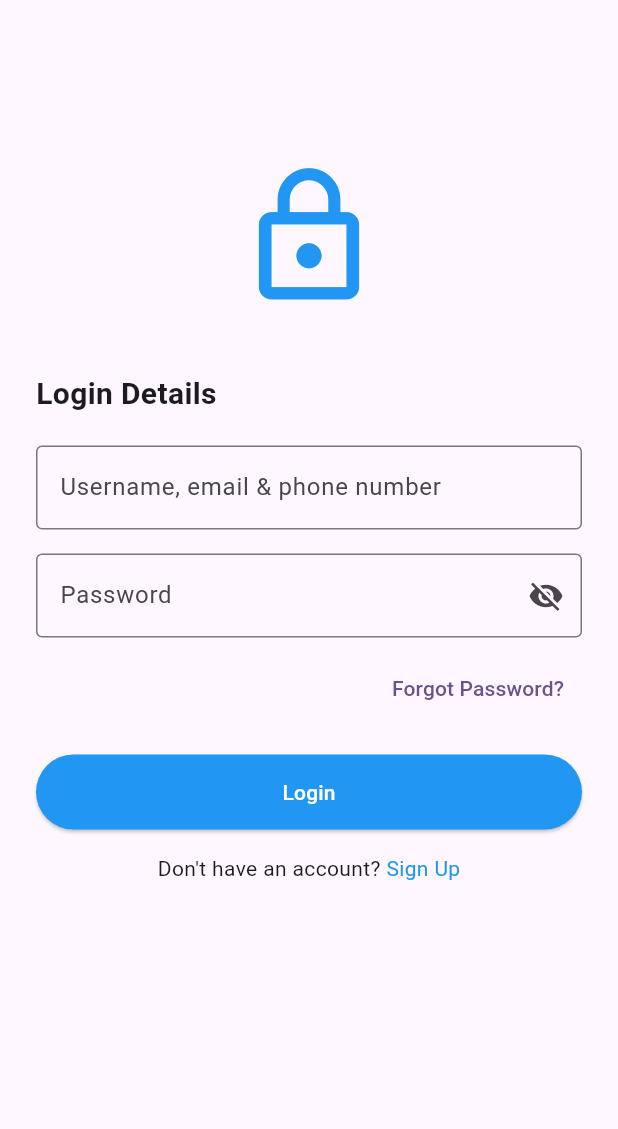
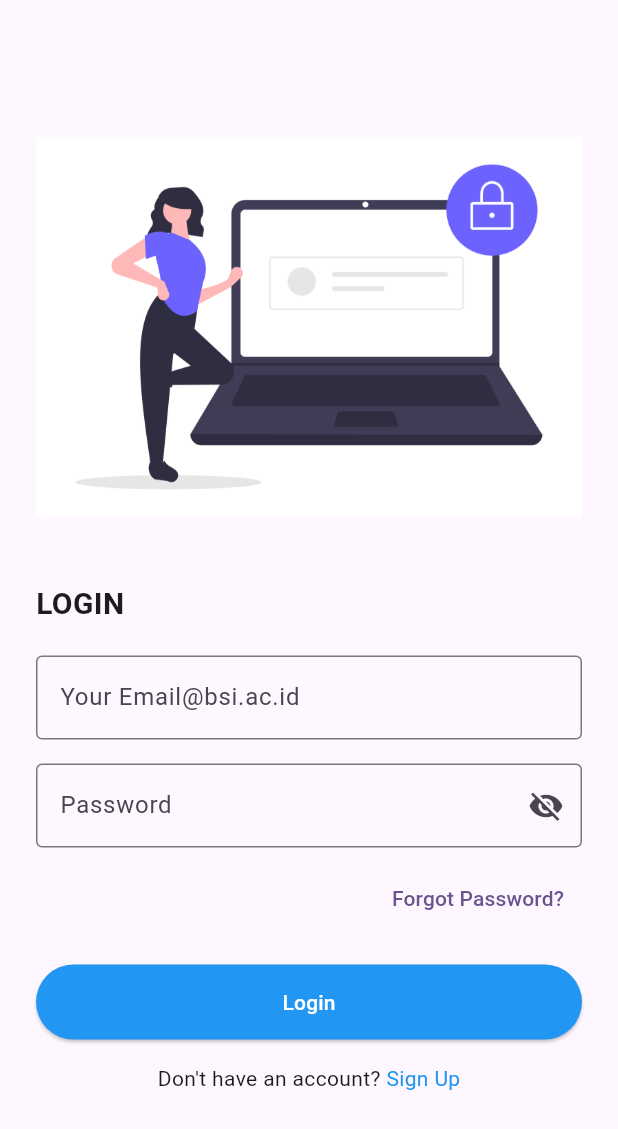
Before and after one commit to Varuez/Mobile-Programming-Project, a Flutter app: the screen it shows after launch, on a phone screen of 412 x 824 dp. Shown: the top 1129 px of the screen. Run offline on Flutter 3.47's test engine with Material 3 defaults, Android fonts, the phone set to English and light mode, and no system bars; our stand-ins replace sqflite; accounts and stored records are empty; project files that could hold a hidden picture were left out.

Commit message:
Commit update

```diff
--- /dev/null
+++ b/devtools_options.yaml
@@ -0,0 +1,3 @@
+description: This file stores settings for Dart & Flutter DevTools.
+documentation: https://docs.flutter.dev/tools/devtools/extensions#configure-extension-enablement-states
+extensions:
--- a/lib/Data/helper.dart
+++ b/lib/Data/helper.dart
@@ -1,5 +1,5 @@
 import 'dart:async';
-import 'package:crud_new1/Data/kpu_model.dart';
+import 'package:mobile_programming_project/Data/kpu_model.dart';
 import 'package:sqflite/sqflite.dart';
 import 'package:path/path.dart';
 
--- a/lib/Screen/informasi_screen.dart
+++ b/lib/Screen/informasi_screen.dart
@@ -1,4 +1,4 @@
-import 'package:crud_new1/Utils/colors.dart';
+import 'package:mobile_programming_project/Utils/colors.dart';
 import 'package:flutter/material.dart';
 
 class InformasiScreen extends StatefulWidget {
--- a/lib/Screen/login_page.dart
+++ b/lib/Screen/login_page.dart
@@ -73,17 +73,19 @@ class _LoginPageState extends State<LoginPage> {
             child: Column(
               crossAxisAlignment: CrossAxisAlignment.start,
               children: [
-                const SizedBox(height: 60),
+                const SizedBox(height: 20),
                 Center(
-                  child: Icon(
-                    Icons.lock_outline,
-                    size: 100,
-                    color: Colors.blue,
+                  child: SizedBox(
+                    width: 500,
+                    height: 300,
+                    child: Image.asset('assets/images/login.png'),
                   ),
                 ),
-                const SizedBox(height: 40),
+
+                const SizedBox(height: 20),
+
                 const Text(
-                  'Login Details',
+                  'LOGIN',
                   style: TextStyle(fontSize: 20, fontWeight: FontWeight.bold),
                 ),
                 const SizedBox(height: 20),
@@ -92,12 +94,12 @@ class _LoginPageState extends State<LoginPage> {
                 TextFormField(
                   controller: _emailController,
                   decoration: const InputDecoration(
-                    labelText: 'Username, email & phone number',
+                    labelText: 'Your Email@bsi.ac.id',
                     border: OutlineInputBorder(),
                   ),
                   validator: (value) {
                     if (value == null || value.isEmpty) {
-                      return 'Please enter your email/username';
+                      return 'Please enter your email';
                     }
                     return null;
                   },
--- a/lib/Screen/view_data_screen.dart
+++ b/lib/Screen/view_data_screen.dart
@@ -1,7 +1,7 @@
 import 'package:flutter/material.dart';
-import 'package:crud_new1/Data/kpu_model.dart'; // untuk class Pemilih
-import 'package:crud_new1/Data/helper.dart'; // untuk class DatabaseHelper
-import 'package:crud_new1/Utils/colors.dart';
+import 'package:mobile_programming_project/Data/kpu_model.dart'; // untuk class Pemilih
+import 'package:mobile_programming_project/Data/helper.dart'; // untuk class DatabaseHelper
+import 'package:mobile_programming_project/Utils/colors.dart';
 import 'detail_screen.dart';
 
 class ViewDataScreen extends StatefulWidget {
--- a/lib/Utils/colors.dart
+++ b/lib/Utils/colors.dart
@@ -27,7 +27,7 @@ class AppColors {
   static const Color newblue = Color(0xff2995cc);
   static const Color yellow = Color(0xffFF9500);
 
-//realcount
+  //realcount
   static const Color chart01 = Color(0xffe36771);
   static const Color chart02 = Color(0xff62c5f7);
   static const Color chart03 = Color(0xff1fc927);
--- a/lib/main.dart
+++ b/lib/main.dart
@@ -3,7 +3,7 @@
 // File utama aplikasi Flutter yang berfungsi sebagai entry point.
 // Menentukan tampilan awal yaitu LoginPage sebelum menuju halaman HomeScreen.
 
-import 'package:crud_new1/Screen/login_page.dart'; // Import halaman login
+import 'package:mobile_programming_project/Screen/login_page.dart'; // Import halaman login
 import 'package:flutter/material.dart'; // Import pustaka UI Flutter
 
 void main() {
```
Also changed, not shown: lib/Screen/detail_screen.dart (+28 -28 lines), lib/Screen/form_screen.dart (+6 -6 lines), lib/Screen/home_screen.dart (+7 -7 lines), pubspec.yaml (+6 -5 lines), assets/images/login.png (added), 1 other file.
